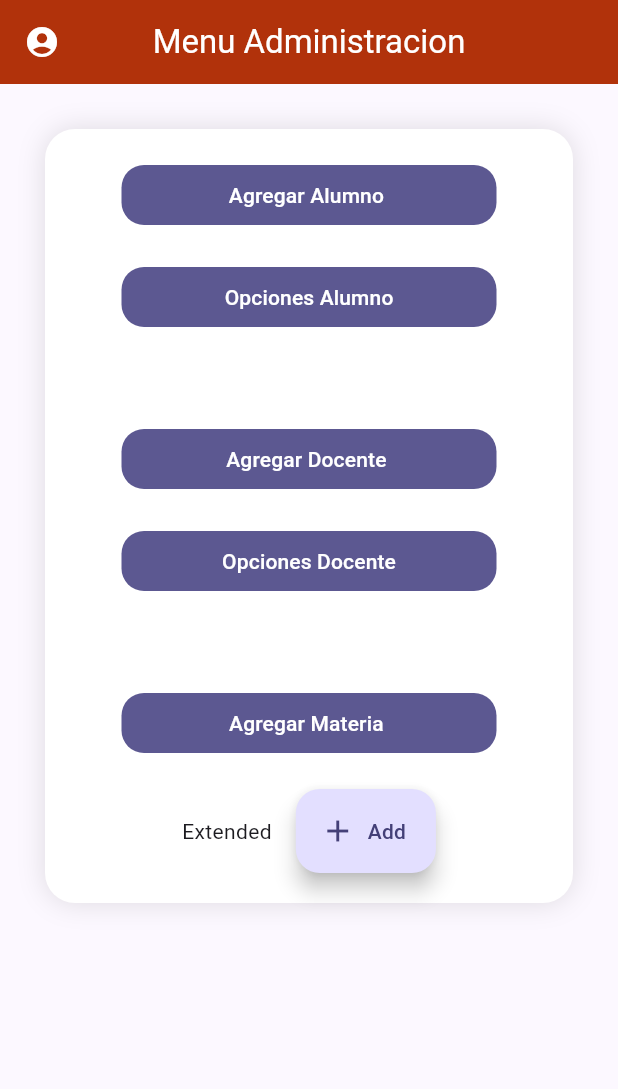
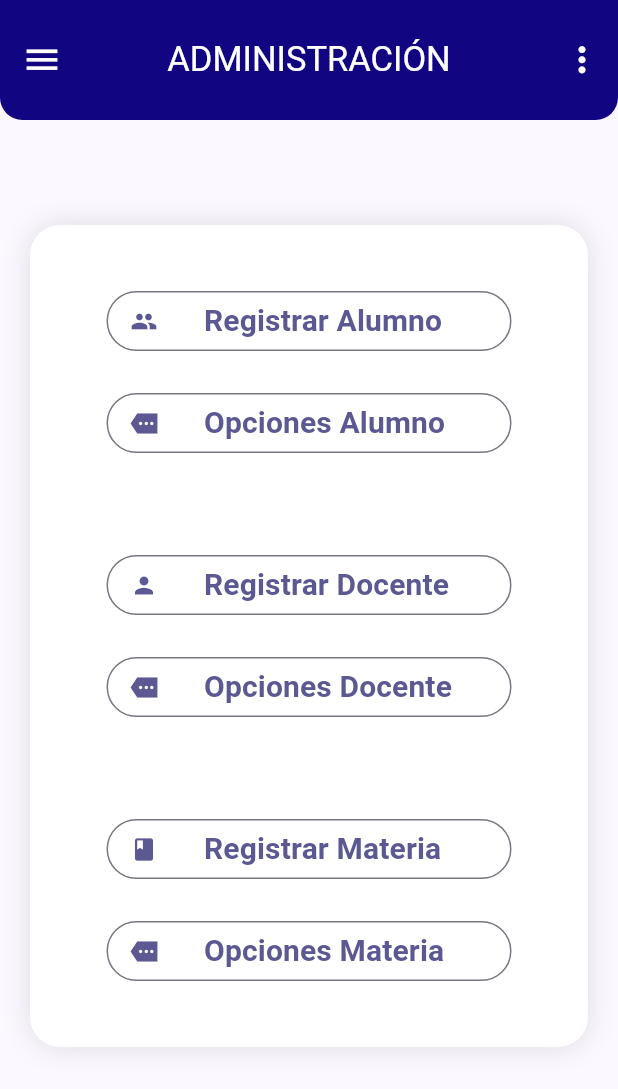
Before and after one commit to H4ShiS/ProyectoCIYED, a Flutter app: the MenuAdmin screen opened by its route, on a phone screen of 412 x 824 dp. Shown: the top 1089 px of the screen. Run offline on Flutter 3.47's test engine with Material 2 defaults, Android fonts, the phone set to English and light mode, and no system bars; our stand-ins replace go_router, simple_animations.

Commit message:
menu adminitracion casi terminado, al igual que ajuste de colores, animaciones, etc

```diff
--- a/lib/config/theme/app_theme.dart
+++ b/lib/config/theme/app_theme.dart
@@ -5,14 +5,14 @@ import 'package:flutter/material.dart';
 
   //mi lista de colores
   // Color.fromARGB(251, 245, 78, 36),
-                   Color.fromRGBO(28, 4, 125, 1),
+    Color.fromRGBO(28, 4, 125, 1),
                   // Color.fromRGBO(255, 70, 31, 228),
 
       // Color.fromARGB(255, 14, 14, 74),
 
-    //  Color.fromRGBO(210, 42, 12, 1),
+     Color.fromRGBO(210, 42, 12, 0.122),
     // Color.fromARGB(250, 255, 64, 0),
-    Colors.orangeAccent,
+    Colors.orangeAccent.shade400,
     Color.fromARGB(255, 101, 5, 118),
 
 
--- a/lib/presentation/screens/admin/menu_admin/menu_admin.dart
+++ b/lib/presentation/screens/admin/menu_admin/menu_admin.dart
@@ -1,4 +1,5 @@
 // ignore_for_file: public_member_api_docs, sort_constructors_first
+import 'package:app_ciyed/presentation/widgets/Animatios/Animaciones.dart';
 import 'package:flutter/material.dart';
 
 // ignore: must_be_immutable
@@ -10,40 +11,61 @@ class MenuAdmin extends StatelessWidget {
   });
 
   @override
-  Widget build( BuildContext context,) {
-    final colors = Theme.of(context).colorScheme;
+  Widget build(
+    BuildContext context,
+  ) {
+    // final colors = Theme.of(context).colorScheme;
 
-    ThemeData(
-
-
-    );
+    ThemeData();
 
     return Scaffold(
         appBar: AppBar(
-          backgroundColor: Color.fromARGB(255, 177, 50, 11),
+          backgroundColor: const Color.fromARGB(255, 17, 5, 130),
+          toolbarHeight: 80,
           title: const Text(
-            "Menu Administracion",
-            style: TextStyle(color: Colors.white),
+            "ADMINISTRACIÓN",
+            style: TextStyle(color: Colors.white, fontSize: 23),
+
           ),
+          actions: [
+            IconButton(
+              onPressed: (){},
+              icon: const Icon(Icons.more_vert_rounded, color: Colors.white, size: 27,),
+              // style:  ButtonStyle(backgroundColor: MaterialStateProperty.all<Color>(Colors.white)),
+
+            )
+          ],
+
+
           centerTitle: true,
           leading: const Icon(
-            Icons.account_circle_rounded,
+            Icons.menu,
             color: Colors.white,
+            size: 27,
+
+          ),
+          shape: const RoundedRectangleBorder(
+            borderRadius: BorderRadius.only(
+              bottomLeft: Radius.circular(15),
+              bottomRight: Radius.circular(15),
+            )
           ),
         ),
+
+
+
         body: Stack(
-
           children: [
-
             // const _BackgroundBubbles(),
             Column(
               children: [
                 const SizedBox(
-                  height: 30,
+                  height: 50,
                 ),
                 Container(
+
                   padding: const EdgeInsets.all(20),
-                  margin: const EdgeInsets.symmetric(horizontal: 30),
+                  margin: const EdgeInsets.all(20),
                   width: double.infinity,
                   decoration: BoxDecoration(
                       color: const Color.fromARGB(255, 255, 255, 255),
@@ -56,18 +78,37 @@ class MenuAdmin extends StatelessWidget {
                         ),
                       ]),
                   child: const Column(
-                    children: [ButtosAdmin()],
+                    children: [
+                      ButtonsAdmin()
+                    ],
                   ),
                 ),
               ],
             ),
+
+
+            // Row(crossAxisAlignment: CrossAxisAlignment.end,
+            //   children: [
+            //     FloatingActionButton(
+            //         onPressed: (){},
+            //         child: const Icon(Icons.message),
+            //       ),
+            //   ],
+            // ),
+
           ],
+
+
         ));
   }
 }
 
-class ButtosAdmin extends StatelessWidget {
-  const ButtosAdmin({super.key});
+
+
+
+
+class ButtonsAdmin extends StatelessWidget {
+  const ButtonsAdmin({super.key});
 
   @override
   Widget build(BuildContext context) {
@@ -78,214 +119,177 @@ class ButtosAdmin extends StatelessWidget {
     final colors = Theme.of(context).colorScheme;
     return Column(
       children: [
-        TextButton(
-          style: ButtonStyle(
-            fixedSize: MaterialStateProperty.all(const Size(250, 40)),
-            overlayColor: MaterialStateProperty.resolveWith<Color?>(
-              (Set<MaterialState> states) {
-                if (states.contains(MaterialState.focused))
-                  return const Color.fromARGB(255, 0, 0, 0);
-                return null; // Defer to the widget's default.
-              },
-            ),
 
-            backgroundColor: MaterialStateProperty.resolveWith<Color?>(
-              (Set<MaterialState> states) {
-                if (states.contains(MaterialState.disabled)) {
-                  return const Color.fromARGB(255, 255, 255, 255).withOpacity(
-                      0.5); // Color de fondo cuando está deshabilitado
-                }
-                return colors.primary; // Color de fondo cuando está habilitado
-              },
-            ),
-            shape: MaterialStateProperty.all<RoundedRectangleBorder>(
-              RoundedRectangleBorder(
-                borderRadius: BorderRadius.circular(
-                    15.0), // Ajusta el radio de borde según sea necesario
-              ),
-            ),
-          ),
-          onPressed: () {},
-          child: const Text(
-            'Agregar Alumno ',
-            style: TextStyle(
-              color: Colors.white,
-            ), // Cambia el color del texto aquí
-          ),
-        ),
-        const SizedBox(
-          height: 20,
-        ),
-        TextButton(
-          style: ButtonStyle(
-            fixedSize: MaterialStateProperty.all(const Size(250, 40)),
-            overlayColor: MaterialStateProperty.resolveWith<Color?>(
-              (Set<MaterialState> states) {
-                if (states.contains(MaterialState.focused))
-                  return const Color.fromARGB(255, 0, 0, 0);
-                return null; // Defer to the widget's default.
-              },
-            ),
-            backgroundColor: MaterialStateProperty.resolveWith<Color?>(
-              (Set<MaterialState> states) {
-                if (states.contains(MaterialState.disabled)) {
-                  return const Color.fromARGB(255, 255, 255, 255).withOpacity(
-                      0.5); // Color de fondo cuando está deshabilitado
-                }
-                return colors.primary; // Color de fondo cuando está habilitado
-              },
-            ),
-            shape: MaterialStateProperty.all<RoundedRectangleBorder>(
-              RoundedRectangleBorder(
-                borderRadius: BorderRadius.circular(
-                    15.0), // Ajusta el radio de borde según sea necesario
-              ),
-            ),
-          ),
-          onPressed: () {},
-          child: const Text(
-            'Opciones Alumno',
-            style: TextStyle(
-              color: Colors.white,
-            ), // Cambia el color del texto aquí
-          ),
-        ),
-        const SizedBox(
-          height: 60,
-        ),
-        TextButton(
-          style: ButtonStyle(
-            fixedSize: MaterialStateProperty.all(const Size(250, 40)),
-            overlayColor: MaterialStateProperty.resolveWith<Color?>(
-              (Set<MaterialState> states) {
-                if (states.contains(MaterialState.focused))
-                  return const Color.fromARGB(255, 0, 0, 0);
-                return null; // Defer to the widget's default.
-              },
-            ),
-            backgroundColor: MaterialStateProperty.resolveWith<Color?>(
-              (Set<MaterialState> states) {
-                if (states.contains(MaterialState.disabled)) {
-                  return const Color.fromARGB(255, 255, 255, 255).withOpacity(
-                      0.5); // Color de fondo cuando está deshabilitado
-                }
-                return colors.primary; // Color de fondo cuando está habilitado
-              },
-            ),
-            shape: MaterialStateProperty.all<RoundedRectangleBorder>(
-              RoundedRectangleBorder(
-                borderRadius: BorderRadius.circular(
-                    15.0), // Ajusta el radio de borde según sea necesario
-              ),
-            ),
-          ),
-          onPressed: () {},
-          child: const Text(
-            'Agregar Docente ',
-            style: TextStyle(
-              color: Colors.white,
-            ), // Cambia el color del texto aquí
-          ),
-        ),
-        const SizedBox(
-          height: 20,
-        ),
-        TextButton(
-          style: ButtonStyle(
-            fixedSize: MaterialStateProperty.all(const Size(250, 40)),
-            overlayColor: MaterialStateProperty.resolveWith<Color?>(
-              (Set<MaterialState> states) {
-                if (states.contains(MaterialState.focused))
-                  return const Color.fromARGB(255, 0, 0, 0);
-                return null; // Defer to the widget's default.
-              },
-            ),
-            backgroundColor: MaterialStateProperty.resolveWith<Color?>(
-              (Set<MaterialState> states) {
-                if (states.contains(MaterialState.disabled)) {
-                  return const Color.fromARGB(255, 255, 255, 255).withOpacity(
-                      0.5); // Color de fondo cuando está deshabilitado
-                }
-                return colors.primary; // Color de fondo cuando está habilitado
-              },
-            ),
-            shape: MaterialStateProperty.all<RoundedRectangleBorder>(
-              RoundedRectangleBorder(
-                borderRadius: BorderRadius.circular(
-                    15.0), // Ajusta el radio de borde según sea necesario
-              ),
-            ),
-          ),
-          onPressed: () {},
-          child: const Text(
-            'Opciones Docente',
-            style: TextStyle(
-              color: Colors.white,
-            ), // Cambia el color del texto aquí
-          ),
-        ),
-        const SizedBox(
-          height: 60,
-        ),
-        TextButton(
-          style: ButtonStyle(
-            fixedSize: MaterialStateProperty.all(const Size(250, 40)),
-            overlayColor: MaterialStateProperty.resolveWith<Color?>(
-              (Set<MaterialState> states) {
-                if (states.contains(MaterialState.focused))
-                  return const Color.fromARGB(255, 0, 0, 0);
-                return null; // Defer to the widget's default.
-              },
-            ),
-            backgroundColor: MaterialStateProperty.resolveWith<Color?>(
-              (Set<MaterialState> states) {
-                if (states.contains(MaterialState.disabled)) {
-                  return const Color.fromARGB(255, 255, 255, 255).withOpacity(
-                      0.5); // Color de fondo cuando está deshabilitado
-                }
-                return colors.primary; // Color de fondo cuando está habilitado
-              },
-            ),
-            shape: MaterialStateProperty.all<RoundedRectangleBorder>(
-              RoundedRectangleBorder(
-                borderRadius: BorderRadius.circular(
-                    15.0), // Ajusta el radio de borde según sea necesario
-              ),
-            ),
-          ),
-          onPressed: () {},
-          child: const Text(
-            'Agregar Materia ',
-            style: TextStyle(
-              color: Colors.white,
-            ), // Cambia el color del texto aquí
-          ),
-        ),
         const SizedBox(
           height: 20,
         ),
 
 
 
-        Row(
-              mainAxisAlignment: MainAxisAlignment.center,
+        OutlinedButton.icon(
+          onPressed: () {},
+          icon: const Icon(Icons.people),
+          label: Row(
+            mainAxisAlignment: MainAxisAlignment.start,
+            children: [
+              SizedBox(width: 23),
+              FadeAnimation(1, Text("Registrar Alumno", style: TextStyle(fontSize: 20, fontWeight: FontWeight.bold),)),
+            ],
+          ),
+          style: ButtonStyle(
+            fixedSize: MaterialStateProperty.all(const Size(270, 40)),
+            overlayColor: MaterialStateProperty.resolveWith<Color>(
+                (Set<MaterialState> states) {
+              if (states.contains(MaterialState.pressed)) {
+                return const Color.fromARGB(255, 209, 218, 226); // Cambia esto al color que desees para el highlightColor
+              }
+              return colors.primary; // Por defecto, usa el overlayColor predeterminado
+            }),
 
-              children: <Widget>[
-                const Text('Extended'),
-                const SizedBox(width: 16),
-                // An example of the extended floating action button.
-                //
-                // https://m3.material.io/components/extended-fab/specs#686cb8af-87c9-48e8-a3e1-db9da6f6c69b
-                FloatingActionButton.extended(
-                  onPressed: () {
-                    // Add your onPressed code here!
-                  },
-                  label: const Text('Add'),
-                  icon: const Icon(Icons.add),
+            // backgroundColor: MaterialStateProperty.all<Color>(Color.fromARGB(255, 254, 68, 68)),
+          ),
+        ),
 
-                ),
-              ],
-            ),
+
+        const SizedBox(height: 20,),
+
+
+        OutlinedButton.icon(
+          onPressed: () {},
+          icon: const Icon(Icons.more_sharp),
+          label: const Row(
+            mainAxisAlignment: MainAxisAlignment.start,
+            children: [
+              SizedBox(width: 23),
+              Text("Opciones Alumno", style: TextStyle(fontSize: 20, fontWeight: FontWeight.bold),),
+            ],
+          ),
+          style: ButtonStyle(
+            fixedSize: MaterialStateProperty.all(const Size(270, 40)),
+            overlayColor: MaterialStateProperty.resolveWith<Color>(
+                (Set<MaterialState> states) {
+              if (states.contains(MaterialState.pressed)) {
+                return const Color.fromARGB(255, 209, 218, 226); // Cambia esto al color que desees para el highlightColor
+              }
+              return colors.primary; // Por defecto, usa el overlayColor predeterminado
+            }),
+          ),
+        ),
+
+        const SizedBox(height: 60,),
+
+        //----------------------------------------------------------------
+
+        OutlinedButton.icon(
+          onPressed: () {},
+          icon: const Icon(Icons.person),
+          label: const Row(
+            mainAxisAlignment: MainAxisAlignment.start,
+            children: [
+              SizedBox(width: 23),
+              Text("Registrar Docente", style: TextStyle(fontSize: 20, fontWeight: FontWeight.bold),),
+            ],
+          ),
+          style: ButtonStyle(
+            fixedSize: MaterialStateProperty.all(const Size(270, 40)),
+            overlayColor: MaterialStateProperty.resolveWith<Color>(
+                (Set<MaterialState> states) {
+              if (states.contains(MaterialState.pressed)) {
+                return const Color.fromARGB(255, 209, 218, 226); // Cambia esto al color que desees para el highlightColor
+              }
+              return colors.primary; // Por defecto, usa el overlayColor predeterminado
+            }),
+          ),
+        ),
+
+
+        const SizedBox(height: 20,),
+
+
+
+        OutlinedButton.icon(
+          onPressed: () {},
+          icon: const Icon(Icons.more_sharp),
+          label: const Row(
+            mainAxisAlignment: MainAxisAlignment.start,
+            children: [
+              SizedBox(width: 23),
+              Text("Opciones Docente", style: TextStyle(fontSize: 20, fontWeight: FontWeight.bold),),
+            ],
+          ),
+          style: ButtonStyle(
+            fixedSize: MaterialStateProperty.all(const Size(270, 40)),
+            overlayColor: MaterialStateProperty.resolveWith<Color>(
+                (Set<MaterialState> states) {
+              if (states.contains(MaterialState.pressed)) {
+                return const Color.fromARGB(255, 209, 218, 226); // Cambia esto al color que desees para el highlightColor
+              }
+              return colors.primary; // Por defecto, usa el overlayColor predeterminado
+            }),
+          ),
+        ),
+
+
+        const SizedBox(height: 60,),
+
+        //----------------------------------------------------------------
+
+
+        OutlinedButton.icon(
+          onPressed: () {},
+          icon: const Icon(Icons.book_rounded),
+          label: const Row(
+            mainAxisAlignment: MainAxisAlignment.start,
+            children: [
+              SizedBox(width: 23),
+              Text("Registrar Materia", style: TextStyle(fontSize: 20, fontWeight: FontWeight.bold),),
+            ],
+          ),
+          style: ButtonStyle(
+            fixedSize: MaterialStateProperty.all(const Size(270, 40)),
+            overlayColor: MaterialStateProperty.resolveWith<Color>(
+                (Set<MaterialState> states) {
+              if (states.contains(MaterialState.pressed)) {
+                return const Color.fromARGB(255, 209, 218, 226); // Cambia esto al color que desees para el highlightColor
+              }
+              return colors.primary; // Por defecto, usa el overlayColor predeterminado
+            }),
+          ),
+        ),
+
+        const SizedBox(height: 20,),
+
+
+
+        OutlinedButton.icon(
+          onPressed: () {},
+          icon: const Icon(Icons.more_sharp),
+          label: const Row(
+            mainAxisAlignment: MainAxisAlignment.start,
+            children: [
+              SizedBox(width: 23),
+              Text("Opciones Materia", style: TextStyle(fontSize: 20, fontWeight: FontWeight.bold),),
+            ],
+          ),
+          style: ButtonStyle(
+            fixedSize: MaterialStateProperty.all(const Size(270, 40)),
+            overlayColor: MaterialStateProperty.resolveWith<Color>(
+                (Set<MaterialState> states) {
+              if (states.contains(MaterialState.pressed)) {
+                return const Color.fromARGB(255, 209, 218, 226); // Cambia esto al color que desees para el highlightColor
+              }
+              return colors.primary; // Por defecto, usa el overlayColor predeterminado
+            }),
+          ),
+        ),
+
+        const SizedBox(height: 20,),
+
+
+
+
+
+
       ],
     );
   }
--- a/lib/presentation/screens/login/login_screen.dart
+++ b/lib/presentation/screens/login/login_screen.dart
@@ -37,6 +37,8 @@ class _LoginScreenState extends State<LoginScreen> {
           Color.fromARGB(255, 241, 96, 52),
         ])),
         child: ListView(
+
+          physics: BouncingScrollPhysics(),
           // Cambiado a ListView
           children: <Widget>[
             const SizedBox(
@@ -203,7 +205,7 @@ class _LoginScreenState extends State<LoginScreen> {
                         child: Container(
                           height: 50,
                           decoration: BoxDecoration(
-                              color: Color.fromARGB(255, 5, 73, 175),
+                              color: Color.fromARGB(255, 17, 5, 130),
                               borderRadius: BorderRadius.circular(20),
                               boxShadow: const [
                                 BoxShadow(
@@ -214,6 +216,7 @@ class _LoginScreenState extends State<LoginScreen> {
 
                                 )
                               ]),
+
                           child:  Center(
                             child: FadeAnimation(
                               1, const Text(
@@ -227,9 +230,6 @@ class _LoginScreenState extends State<LoginScreen> {
                           ),
                         ),
                       ),
-
-
-
                       // Container(
                       //   height: 50,
                       //   margin: const EdgeInsets.symmetric(horizontal: 50),
@@ -241,7 +241,6 @@ class _LoginScreenState extends State<LoginScreen> {
                       //     child: Text("Iniciar Sesion", style: TextStyle(color: Colors.white, fontSize: 16, fontWeight: FontWeight.bold),),
                       //   ),
                       // ),
-
                       const SizedBox(
                         height: 150,
                       )
```
Also changed, not shown: 1 other file.
